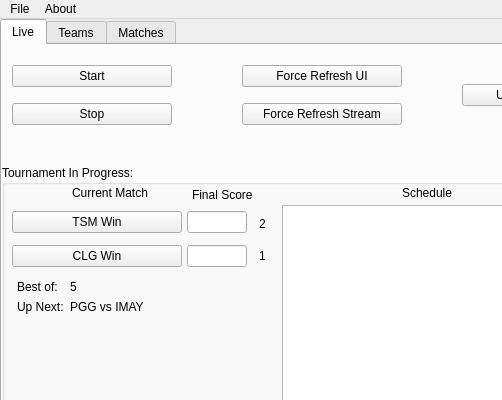
chhopsky/updatethestream, file form.ui: the form before one commit; both pictures show x 0 to 502 and y 0 to 400 of the 800 by 600 pixel window.
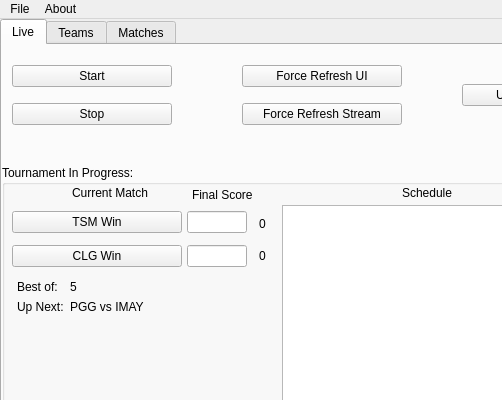
The form after the commit. The open tabs and pages were chosen to show the change. Icons and pictures are not drawn.

Commit message: Schedule all nice :)

The edit to the form file:
```diff
--- a/form.ui
+++ b/form.ui
@@ -93,7 +93,7 @@
            </sizepolicy>
           </property>
           <property name="text">
-           <string>2</string>
+           <string>0</string>
           </property>
           <property name="alignment">
            <set>Qt::AlignCenter</set>
@@ -109,7 +109,7 @@
            </sizepolicy>
           </property>
           <property name="text">
-           <string>1</string>
+           <string>0</string>
           </property>
           <property name="alignment">
            <set>Qt::AlignCenter</set>
```
Left out of the diff: 10 changed lines with no effect on the pictures. The commit also changes 1 other file.
